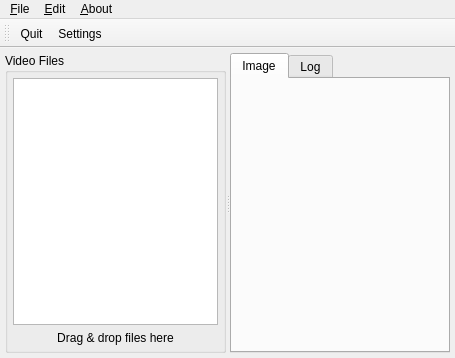
Qt form mainwindow.ui (wahibre/qmtn) before a commit.
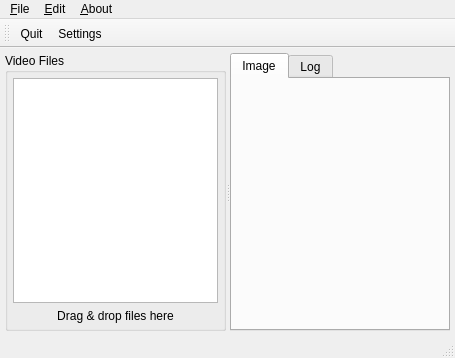
The same form after that commit. Custom widgets are drawn as their Qt base class.

Patch:
```diff
--- a/mainwindow.ui
+++ b/mainwindow.ui
@@ -219,6 +219,7 @@
    <addaction name="action_Quit"/>
    <addaction name="action_Settings"/>
   </widget>
+  <widget class="QStatusBar" name="statusBar"/>
   <action name="action_Settings">
    <property name="text">
     <string>&amp;Settings</string>
```
